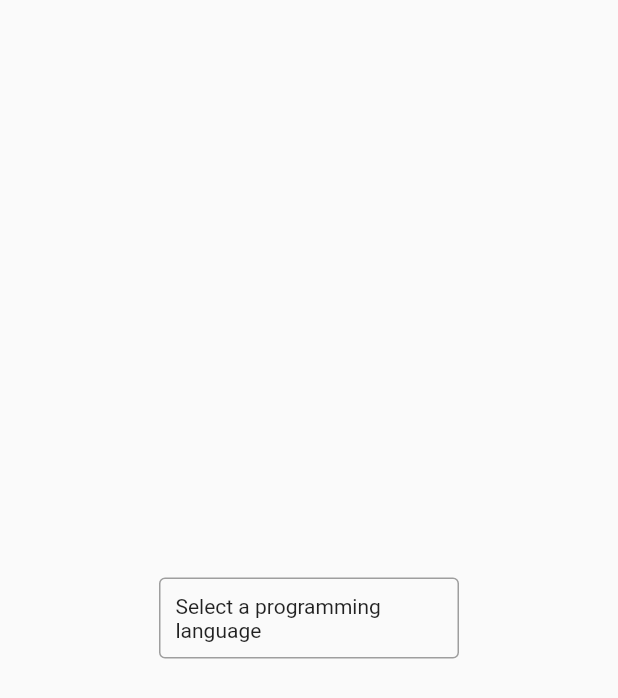
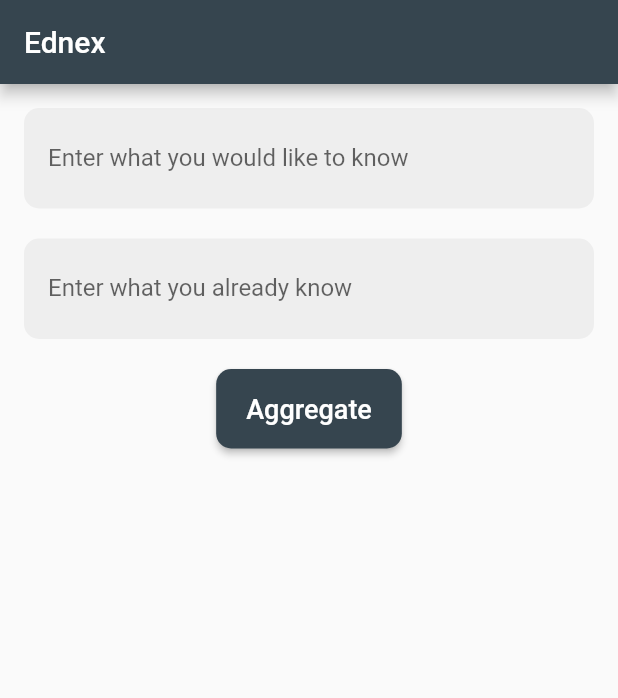
Before and after one commit to diasmashikov/ednex, a Flutter app: the screen it shows after launch, on a phone screen of 412 x 824 dp. Shown: the top 698 px of the screen. Run offline on Flutter 3.47's test engine with Material 2 defaults, Android fonts, the phone set to English and light mode, and no system bars.

Commit message:
Text box responses

```diff
--- a/lib/main.dart
+++ b/lib/main.dart
@@ -15,8 +15,30 @@ class MyApp extends StatelessWidget {
     return MaterialApp(
         title: 'Ednex',
         theme: ThemeData(
-          primarySwatch: Colors.blue,
+          primarySwatch: getMaterialColor(const Color.fromRGBO(54, 69, 79, 1)),
         ),
         home: MainScreen());
   }
 }
+
+MaterialColor getMaterialColor(Color color) {
+  final int red = color.red;
+  final int green = color.green;
+  final int blue = color.blue;
+  final int alpha = color.alpha;
+
+  final Map<int, Color> shades = {
+    50: Color.fromARGB(alpha, red, green, blue),
+    100: Color.fromARGB(alpha, red, green, blue),
+    200: Color.fromARGB(alpha, red, green, blue),
+    300: Color.fromARGB(alpha, red, green, blue),
+    400: Color.fromARGB(alpha, red, green, blue),
+    500: Color.fromARGB(alpha, red, green, blue),
+    600: Color.fromARGB(alpha, red, green, blue),
+    700: Color.fromARGB(alpha, red, green, blue),
+    800: Color.fromARGB(alpha, red, green, blue),
+    900: Color.fromARGB(alpha, red, green, blue),
+  };
+
+  return MaterialColor(color.value, shades);
+}
--- a/lib/main_screen.dart
+++ b/lib/main_screen.dart
@@ -2,6 +2,8 @@ import 'package:ednex/widgets/custom_dropdown.dart';
 import 'package:flutter/material.dart';
 import 'package:flutter/src/widgets/framework.dart';
 import 'package:flutter/src/widgets/placeholder.dart';
+
+import 'widgets/reusable_form_field.dart';
 
 class MainScreen extends StatefulWidget {
   const MainScreen({super.key});
@@ -11,25 +13,65 @@ class MainScreen extends StatefulWidget {
 }
 
 class _MainScreenState extends State<MainScreen> {
-  String programmingLanguage = 'Select a programming language';
+  String _textWantToLearn = "";
 
-  void handleDropdownProgrammingChange(String value) {
+  String _textAlreadyKnows = "";
+
+  void _handleTextWantToLearnChange(String text) {
     setState(() {
-      programmingLanguage = value;
+      _textWantToLearn = text;
+    });
+  }
+
+  void _handleTextAlreadyKnowsChange(String text) {
+    setState(() {
+      _textAlreadyKnows = text;
     });
   }
 
   @override
   Widget build(BuildContext context) {
     return Scaffold(
-      body: Center(
+      appBar: AppBar(
+        title: const Text('Ednex'),
+      ),
+      body: Padding(
+        padding: const EdgeInsets.all(16.0),
         child: Column(
-          mainAxisAlignment: MainAxisAlignment.center,
           children: <Widget>[
-            CustomDropdown(
-                initialValue: programmingLanguage,
-                options: ['Java', 'Python', 'JavaScript', 'C#'],
-                onChanged: handleDropdownProgrammingChange),
+            ReusableTextFormField(
+                labelText: 'Enter what you would like to know',
+                onChanged: _handleTextWantToLearnChange,
+                backgroundColor: Colors.grey[200]),
+            const SizedBox(
+              height: 20,
+            ),
+            ReusableTextFormField(
+                labelText: 'Enter what you already know',
+                onChanged: _handleTextAlreadyKnowsChange,
+                backgroundColor: Colors.grey[200]),
+            const SizedBox(
+              height: 20,
+            ),
+            ElevatedButton(
+              onPressed: () {
+                // Add your onPressed logic here
+              },
+              style: ElevatedButton.styleFrom(
+                padding: EdgeInsets.symmetric(
+                    horizontal: 20, vertical: 16), // Button padding
+                shape: RoundedRectangleBorder(
+                  borderRadius:
+                      BorderRadius.circular(10.0), // Button border radius
+                ),
+              ),
+              child: Text(
+                'Aggregate',
+                style: TextStyle(
+                  fontSize: 18, // Text font size
+                ),
+              ),
+            )
           ],
         ),
       ),
--- /dev/null
+++ b/lib/widgets/reusable_form_field.dart
@@ -0,0 +1,33 @@
+import 'package:flutter/material.dart';
+
+class ReusableTextFormField extends StatelessWidget {
+  final String labelText;
+  final ValueChanged<String>? onChanged;
+  final Color? backgroundColor;
+
+  ReusableTextFormField({
+    required this.labelText,
+    this.onChanged,
+    required this.backgroundColor,
+  });
+
+  @override
+  Widget build(BuildContext context) {
+    return Container(
+      decoration: BoxDecoration(
+        borderRadius: BorderRadius.circular(10.0),
+        color: backgroundColor,
+      ),
+      child: TextFormField(
+        textAlignVertical: TextAlignVertical.center,
+        decoration: InputDecoration(
+          labelText: labelText,
+          border: InputBorder.none,
+          contentPadding: EdgeInsets.all(16.0),
+        ),
+        maxLines: null,
+        onChanged: onChanged,
+      ),
+    );
+  }
+}
```
